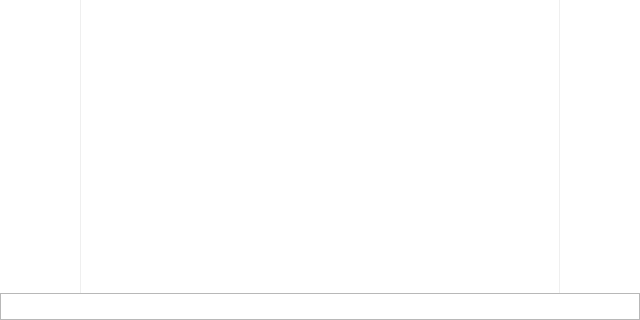
technicallyerik/WIRK, file mainwindow.ui: the form before one commit; both pictures show x 0 to 640 and y 160 to 480 of the 640 by 480 pixel window.
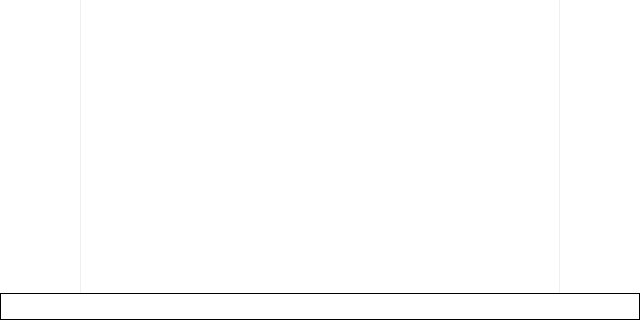
The form after the commit. Custom widgets are drawn as their Qt base class.

Diff of the .ui file:
```diff
--- a/mainwindow.ui
+++ b/mainwindow.ui
@@ -129,6 +129,12 @@
         <height>27</height>
        </size>
       </property>
+      <property name="frameShape">
+       <enum>QFrame::Box</enum>
+      </property>
+      <property name="frameShadow">
+       <enum>QFrame::Plain</enum>
+      </property>
      </widget>
     </item>
    </layout>
```
Left out of the diff: 2 changed lines with no effect on the pictures.
